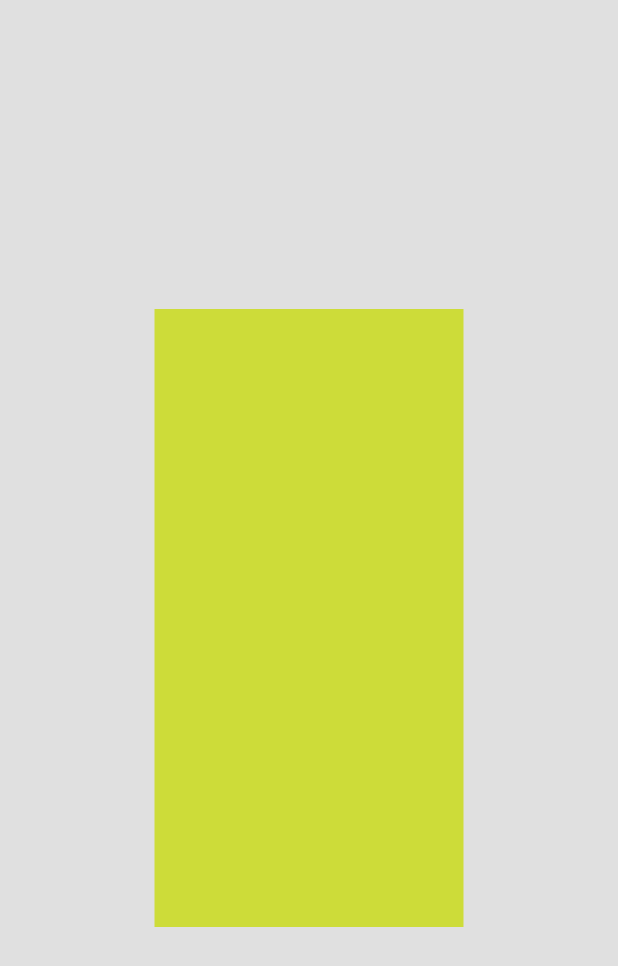
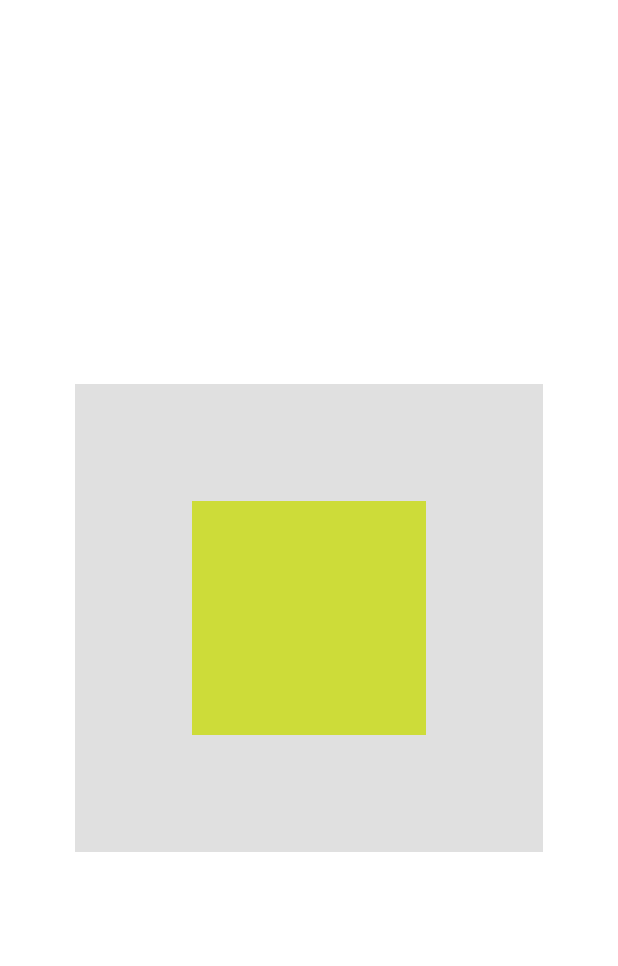
Before and after one commit to zoko0/Randctangles, a Flutter app: the screen it shows after launch, on a phone screen of 412 x 824 dp. Shown: the top 966 px of the screen. Run offline on Flutter 3.47's test engine with Material 2 defaults, Android fonts, the light colour scheme and no system bars.

Commit message:
adjust painter size to screen size

```diff
--- a/lib/main.dart
+++ b/lib/main.dart
@@ -9,7 +9,7 @@ class MyApp extends StatelessWidget {
 
   @override
   Widget build(BuildContext context) {
-    return const Space();
+    return const MaterialApp(home: Space());
   }
 }
 
@@ -18,12 +18,26 @@ class Space extends StatelessWidget {
 
   @override
   Widget build(BuildContext context) {
-    return Expanded(
+    var screenSize = MediaQuery.of(context).size;
+    var width = screenSize.width;
+    var height = screenSize.height;
+    double painterHeight = screenSize.height;
+    double painterWidth = screenSize.width;
+
+    if (width > height) {
+      painterWidth = height;
+    } else {
+      painterHeight = width;
+    }
+
+    return Center(
       child: Container(
         color: Colors.black12,
         child: CustomPaint(
           painter: RectanglePainter(),
-          )
+        ),
+        width: painterWidth - 100,
+        height: painterHeight - 100,
       ),
     );
   }
@@ -37,9 +51,10 @@ class RectanglePainter extends CustomPainter {
       ..strokeWidth = 1
       ..style = PaintingStyle.fill;
 
+    // final rect2 = Rect.fr
     final rect = Rect.fromPoints(
-      Offset(size.width * 1/4, size.height *1/4),
-      Offset(size.width * 3/4, size.height *3/4));
+        Offset(size.width * 1 / 4, size.height * 1 / 4),
+        Offset(size.width * 3 / 4, size.height * 3 / 4));
     canvas.drawRect(rect, paint);
   }
 
```
Lines whose indentation alone changed are shown as unchanged.
